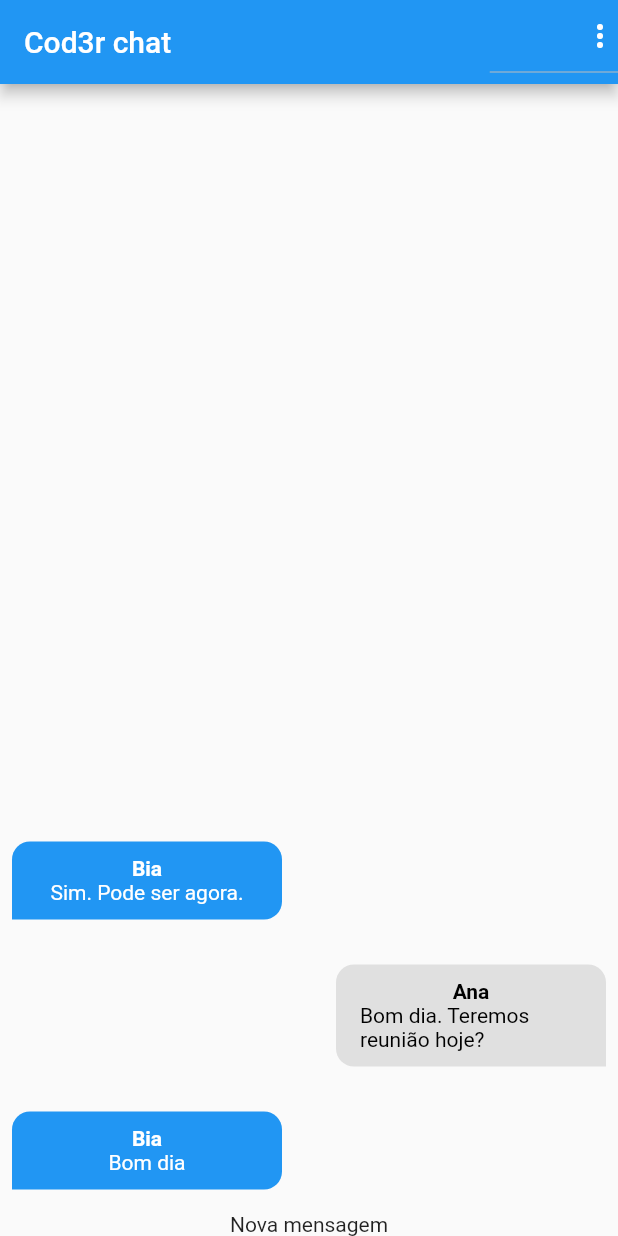
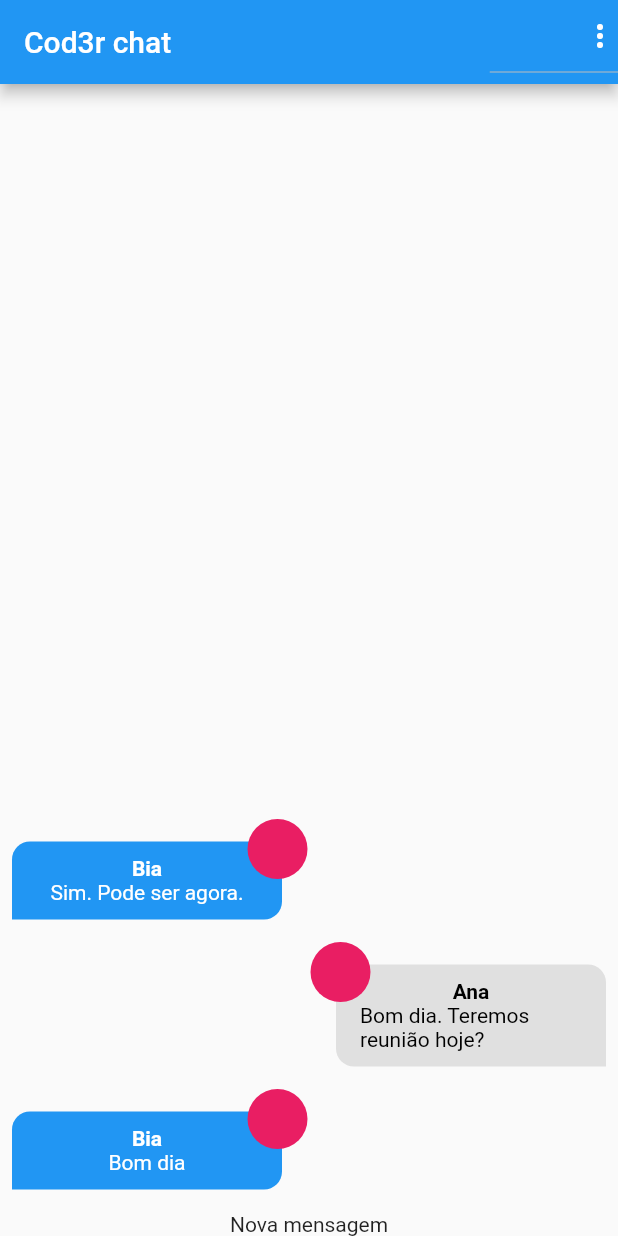
Before and after one commit to saulogusmao/proj_chat, a Flutter app: the screen it shows after launch, on a phone screen of 412 x 824 dp. Run offline on Flutter 3.47's test engine with Material 2 defaults, Android fonts, the phone set to English and light mode, and no system bars; our stand-ins replace image_picker; accounts and stored records are empty.

Commit message:
Message Bubble2

```diff
--- a/lib/components/message_bubble.dart
+++ b/lib/components/message_bubble.dart
@@ -14,16 +14,25 @@ class MessageBubble extends StatelessWidget {
     required this.belongsToCurrentUser,
   });
 
+  Widget _showUserImage(String imageURL) {
+    return CircleAvatar(
+      backgroundColor: Colors.pink,
+    );
+  }
+
   @override
   Widget build(BuildContext context) {
-    return Row(
+    return Stack(
+      children: [
+        Row(
           mainAxisAlignment: belongsToCurrentUser
               ? MainAxisAlignment.end
               : MainAxisAlignment.start,
           children: [
             Container(
               decoration: BoxDecoration(
-            color: belongsToCurrentUser ? Colors.grey.shade300 : Colors.blue,
+                color:
+                    belongsToCurrentUser ? Colors.grey.shade300 : Colors.blue,
                 borderRadius: BorderRadius.only(
                   topLeft: Radius.circular(12),
                   topRight: Radius.circular(12),
@@ -63,6 +72,14 @@ class MessageBubble extends StatelessWidget {
               ),
             ),
           ],
+        ),
+        Positioned(
+          top: 0,
+          left: belongsToCurrentUser ? null : 165,
+          right: belongsToCurrentUser ? 165 : null,
+          child: _showUserImage(message.userImageURL),
+        ),
+      ],
     );
   }
 }
```
Lines whose indentation alone changed are shown as unchanged.
